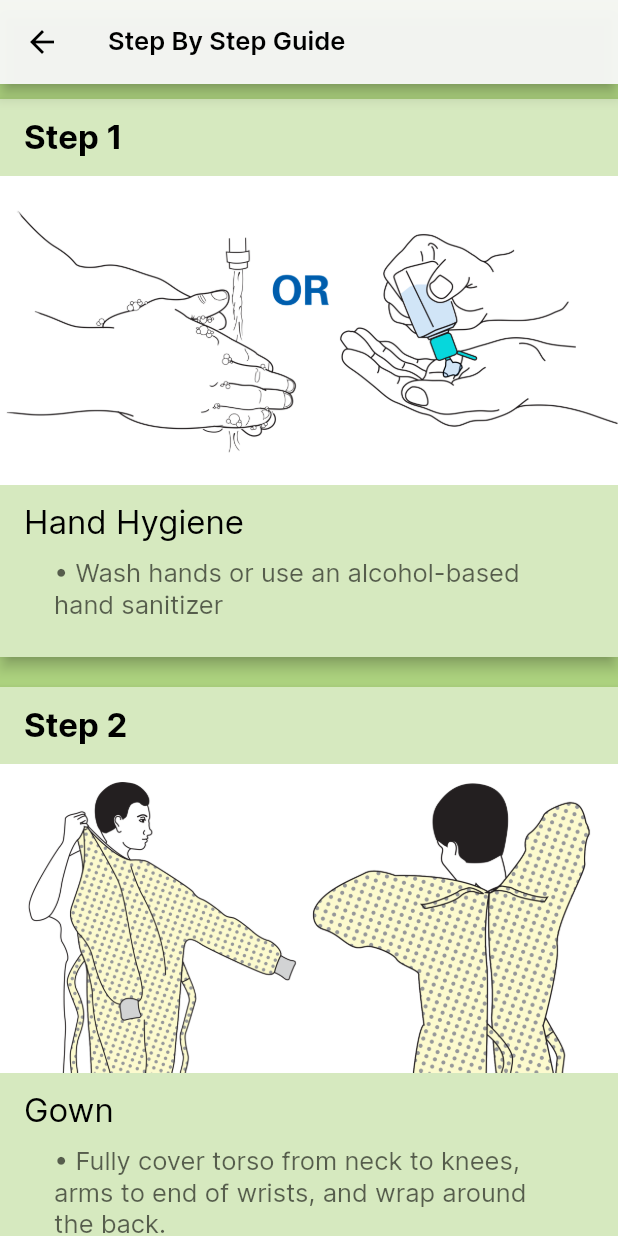
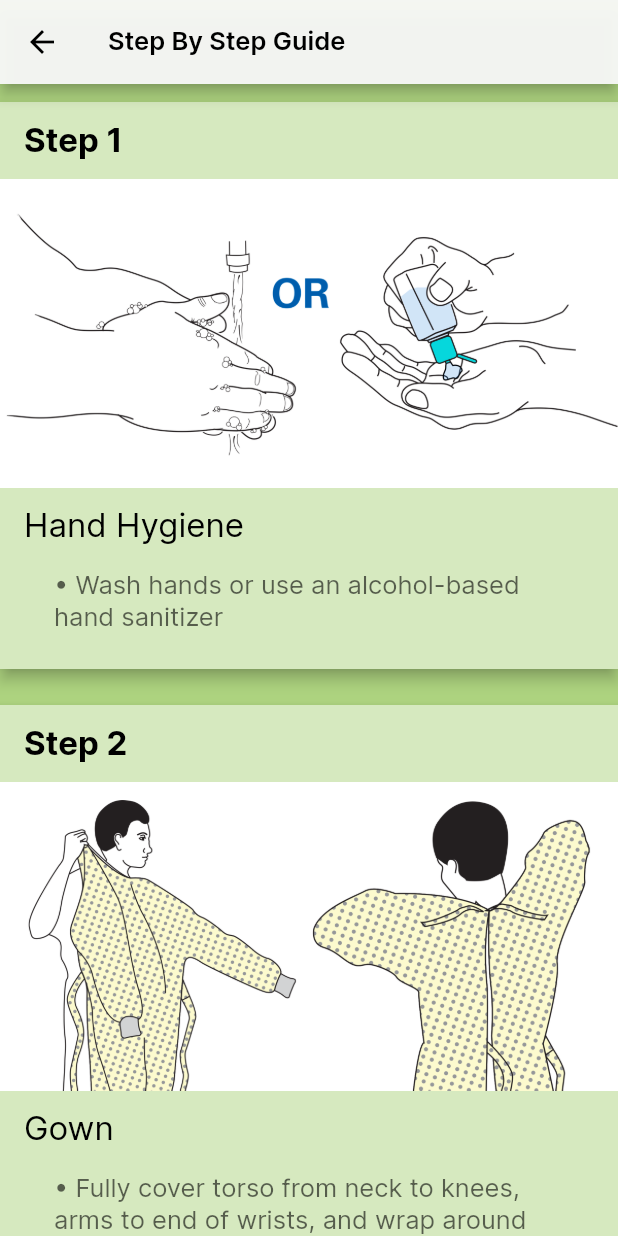
Before and after one commit to Western-Health-Covid19-Collaboration/wh_covid19_app, a Flutter app: the PPEOnGuidance screen opened by its route, on a phone screen of 412 x 824 dp. Run offline on Flutter 3.47's test engine with Material 2 defaults, Android fonts, the phone set to English and light mode, and no system bars; our stand-ins replace chewie, flutter_widget_from_html, package_info, video_player; missing offline and left inert: matrix_gesture_detector.

Commit message:
code cleanup

```diff
--- a/lib/widget/cards/ppe_step_card.dart
+++ b/lib/widget/cards/ppe_step_card.dart
@@ -28,7 +28,7 @@ class PPECard extends StatelessWidget {
   @override
   Widget build(BuildContext context) {
     return ReusableCardBase(
-      margin: EdgeInsets.fromLTRB(0, 10, 0, 10),
+      margin: EdgeInsets.fromLTRB(0, 12, 0, 12),
       borderRadius: 0,
       padding: EdgeInsets.fromLTRB(0, 12, 0, 12),
       color: backgroundColor,
@@ -42,11 +42,11 @@ class PPECard extends StatelessWidget {
         ),
         step.image,
         Padding(
-          padding: EdgeInsets.fromLTRB(16, 12, 16, 5),
+          padding: EdgeInsets.fromLTRB(16, 12, 16, 8),
           child: Text(step.text, style: AppStyles.textH4),
         ),
         Padding(
-          padding: EdgeInsets.fromLTRB(16, 5, 16, 12),
+          padding: EdgeInsets.fromLTRB(16, 8, 16, 12),
           child: Expanded(child: getList(step.notes, context)),
         )
       ],
```
